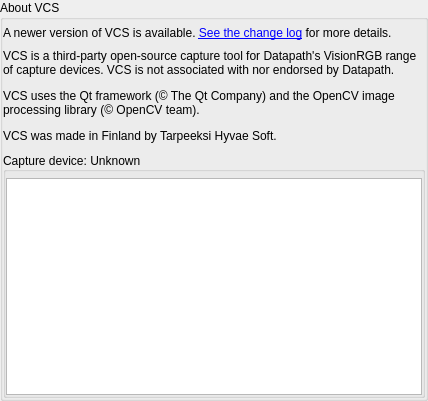
First picture: the form in src/display/qt/dialogs/ui/about_dialog.ui, repository mrehkopf/vcs, before the edit.
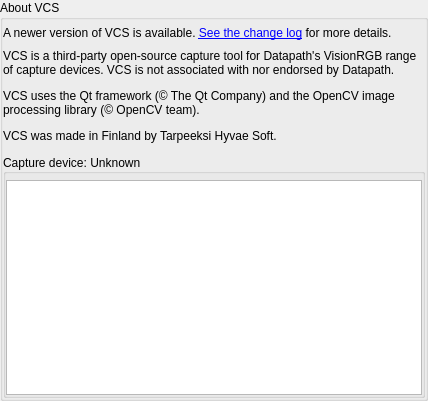
Second picture: the form after the edit. Custom widgets are drawn as their Qt base class.

Commit message: gui: Tweak bits and bobs here and there

```diff
--- a/src/display/qt/dialogs/ui/about_dialog.ui
+++ b/src/display/qt/dialogs/ui/about_dialog.ui
@@ -75,7 +75,7 @@
          </property>
          <layout class="QVBoxLayout" name="verticalLayout">
           <property name="spacing">
-           <number>9</number>
+           <number>11</number>
           </property>
           <property name="leftMargin">
            <number>0</number>
```
The commit also changes 3 other files.
